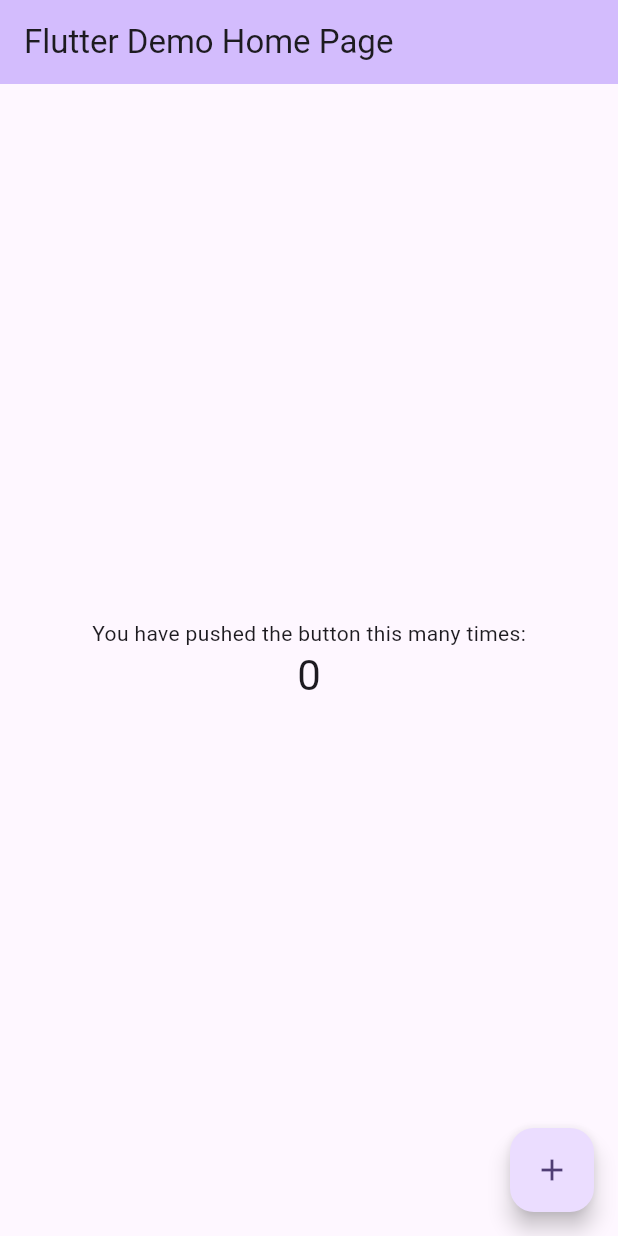
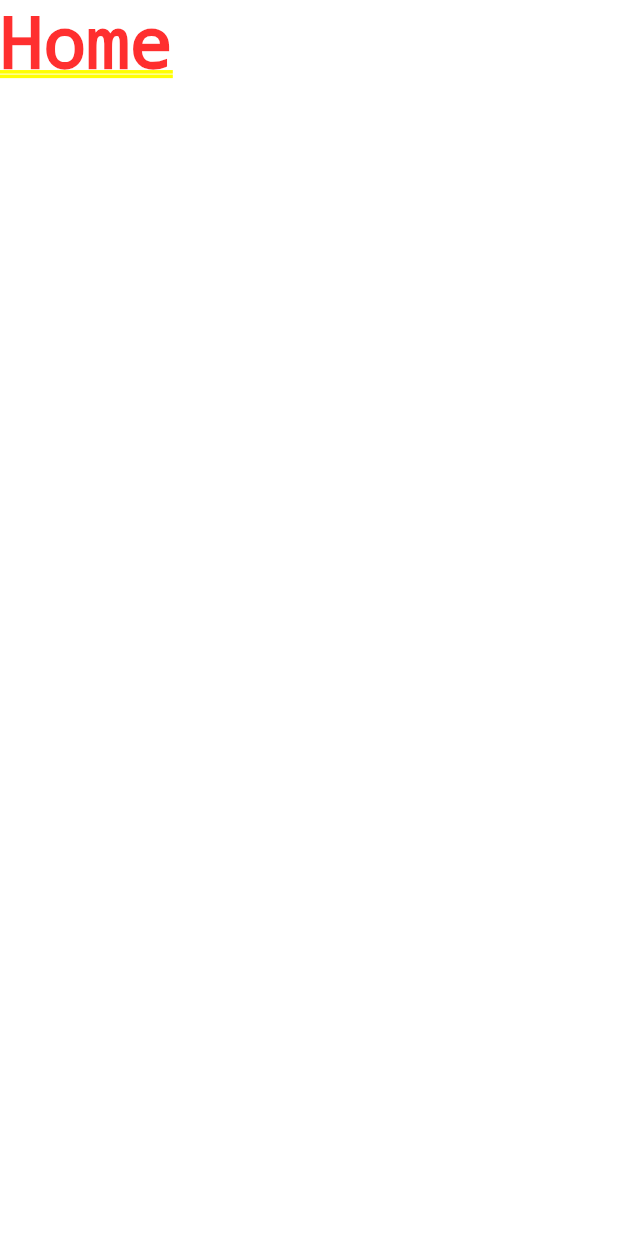
Before and after one commit to jingjingmaple/jitta-assessment, a Flutter app: the screen it shows after launch, on a phone screen of 412 x 824 dp. Run offline on Flutter 3.47's test engine with Material 3 defaults, Android fonts, the light colour scheme and no system bars; our stand-ins replace bloc.

Commit message:
Create project structure, Install flutter_bloc and graphql library

```diff
--- /dev/null
+++ b/lib/bloc/stock_bloc/bloc/stock_event.dart
@@ -0,0 +1,4 @@
+part of 'stock_bloc.dart';
+
+@immutable
+sealed class StockEvent {}
--- /dev/null
+++ b/lib/bloc/stock_bloc/bloc/stock_state.dart
@@ -0,0 +1,6 @@
+part of 'stock_bloc.dart';
+
+@immutable
+sealed class StockState {}
+
+final class StockInitial extends StockState {}
--- a/lib/main.dart
+++ b/lib/main.dart
@@ -1,4 +1,5 @@
 import 'package:flutter/material.dart';
+import 'package:jitta_test/views/landing_page/main.dart';
 
 void main() {
   runApp(const MyApp());
@@ -31,95 +32,7 @@
         colorScheme: ColorScheme.fromSeed(seedColor: Colors.deepPurple),
         useMaterial3: true,
       ),
-      home: const MyHomePage(title: 'Flutter Demo Home Page'),
+      home: const LandingPage(),
     );
   }
 }
-
-class MyHomePage extends StatefulWidget {
-  const MyHomePage({super.key, required this.title});
-
-  // This widget is the home page of your application. It is stateful, meaning
-  // that it has a State object (defined below) that contains fields that affect
-  // how it looks.
-
-  // This class is the configuration for the state. It holds the values (in this
-  // case the title) provided by the parent (in this case the App widget) and
-  // used by the build method of the State. Fields in a Widget subclass are
-  // always marked "final".
-
-  final String title;
-
-  @override
-  State<MyHomePage> createState() => _MyHomePageState();
-}
-
-class _MyHomePageState extends State<MyHomePage> {
-  int _counter = 0;
-
-  void _incrementCounter() {
-    setState(() {
-      // This call to setState tells the Flutter framework that something has
-      // changed in this State, which causes it to rerun the build method below
-      // so that the display can reflect the updated values. If we changed
-      // _counter without calling setState(), then the build method would not be
-      // called again, and so nothing would appear to happen.
-      _counter++;
-    });
-  }
-
-  @override
-  Widget build(BuildContext context) {
-    // This method is rerun every time setState is called, for instance as done
-    // by the _incrementCounter method above.
-    //
-    // The Flutter framework has been optimized to make rerunning build methods
-    // fast, so that you can just rebuild anything that needs updating rather
-    // than having to individually change instances of widgets.
-    return Scaffold(
-      appBar: AppBar(
-        // TRY THIS: Try changing the color here to a specific color (to
-        // Colors.amber, perhaps?) and trigger a hot reload to see the AppBar
-        // change color while the other colors stay the same.
-        backgroundColor: Theme.of(context).colorScheme.inversePrimary,
-        // Here we take the value from the MyHomePage object that was created by
-        // the App.build method, and use it to set our appbar title.
-        title: Text(widget.title),
-      ),
-      body: Center(
-        // Center is a layout widget. It takes a single child and positions it
-        // in the middle of the parent.
-        child: Column(
-          // Column is also a layout widget. It takes a list of children and
-          // arranges them vertically. By default, it sizes itself to fit its
-          // children horizontally, and tries to be as tall as its parent.
-          //
-          // Column has various properties to control how it sizes itself and
-          // how it positions its children. Here we use mainAxisAlignment to
-          // center the children vertically; the main axis here is the vertical
-          // axis because Columns are vertical (the cross axis would be
-          // horizontal).
-          //
-          // TRY THIS: Invoke "debug painting" (choose the "Toggle Debug Paint"
-          // action in the IDE, or press "p" in the console), to see the
-          // wireframe for each widget.
-          mainAxisAlignment: MainAxisAlignment.center,
-          children: <Widget>[
-            const Text(
-              'You have pushed the button this many times:',
-            ),
-            Text(
-              '$_counter',
-              style: Theme.of(context).textTheme.headlineMedium,
-            ),
-          ],
-        ),
-      ),
-      floatingActionButton: FloatingActionButton(
-        onPressed: _incrementCounter,
-        tooltip: 'Increment',
-        child: const Icon(Icons.add),
-      ), // This trailing comma makes auto-formatting nicer for build methods.
-    );
-  }
-}
--- /dev/null
+++ b/lib/views/landing_page/main.dart
@@ -0,0 +1,17 @@
+import 'package:flutter/widgets.dart';
+
+class LandingPage extends StatefulWidget {
+  const LandingPage({ Key? key }) : super(key: key);
+
+  @override
+  _LandingPageState createState() => _LandingPageState();
+}
+
+class _LandingPageState extends State<LandingPage> {
+  @override
+  Widget build(BuildContext context) {
+    return Container(
+      child: Text('Home')
+    );
+  }
+}
--- a/pubspec.yaml
+++ b/pubspec.yaml
@@ -35,6 +35,8 @@ dependencies:
   # The following adds the Cupertino Icons font to your application.
   # Use with the CupertinoIcons class for iOS style icons.
   cupertino_icons: ^1.0.8
+  flutter_bloc: ^8.1.6
+  graphql_flutter: ^5.1.2
 
 dev_dependencies:
   flutter_test:
```
Also changed, not shown: lib/bloc/stock_bloc/bloc/stock_bloc.dart (added, +13 -0 lines), pubspec.lock, 9 other files.
